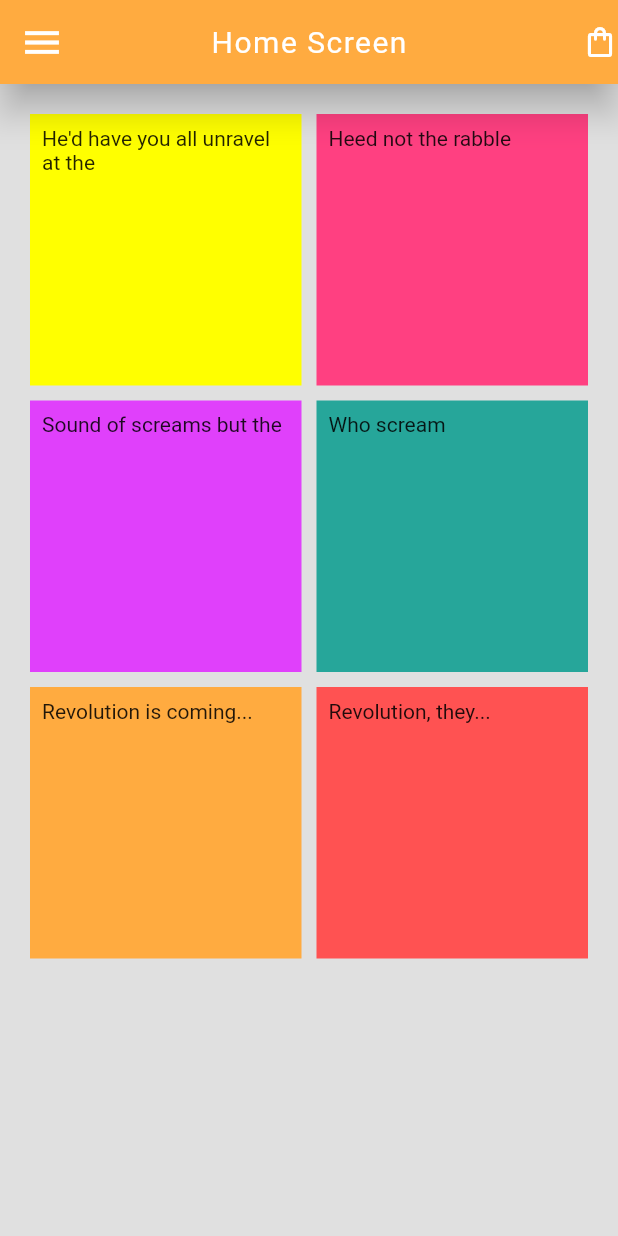
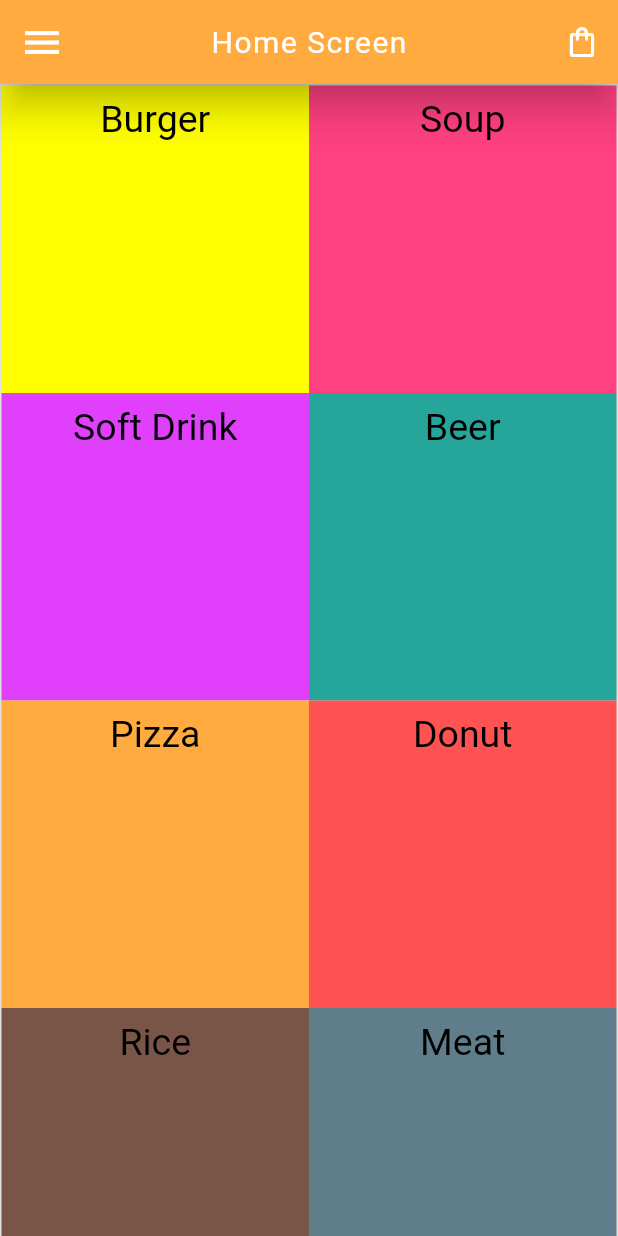
Before and after one commit to Kenennacc/Flutter-App, a Flutter app: the screen it shows after launch, on a phone screen of 412 x 824 dp. Run offline on Flutter 3.47's test engine with Material 2 defaults, Android fonts, the phone set to English and light mode, and no system bars.

Commit message:
grid added

```diff
--- a/lib/home.dart
+++ b/lib/home.dart
@@ -21,7 +21,10 @@ class _HomeScreenState extends State<HomeScreen> {
           elevation: 10,
           backgroundColor: Colors.orangeAccent,
           centerTitle: true,
-          actions: [Icon(Icons.shopping_bag_outlined)],
+          actions: [
+            IconButton(
+                onPressed: () {}, icon: Icon(Icons.shopping_bag_outlined)),
+          ],
           title: const Text(
             "Home Screen",
             style: TextStyle(
@@ -33,40 +36,66 @@ class _HomeScreenState extends State<HomeScreen> {
         ),
         body: GridView.count(
           primary: false,
-          padding: const EdgeInsets.all(20),
-          crossAxisSpacing: 10,
-          mainAxisSpacing: 10,
+          padding: const EdgeInsets.all(1),
+          /*crossAxisSpacing: 10,
+          mainAxisSpacing: 10,*/
           crossAxisCount: 2,
           children: <Widget>[
             Container(
               padding: const EdgeInsets.all(8),
-              child: const Text("He'd have you all unravel at the"),
+              child: Text("Burger",
+                  style: TextStyle(fontSize: 25, color: Colors.black),
+                  textAlign: TextAlign.center),
               color: Colors.yellowAccent,
             ),
             Container(
               padding: const EdgeInsets.all(8),
-              child: const Text('Heed not the rabble'),
+              child: const Text('Soup',
+                  style: TextStyle(fontSize: 25, color: Colors.black),
+                  textAlign: TextAlign.center),
               color: Colors.pinkAccent,
             ),
             Container(
               padding: const EdgeInsets.all(8),
-              child: const Text('Sound of screams but the'),
+              child: const Text('Soft Drink',
+                  style: TextStyle(fontSize: 25, color: Colors.black),
+                  textAlign: TextAlign.center),
               color: Colors.purpleAccent,
             ),
             Container(
               padding: const EdgeInsets.all(8),
-              child: const Text('Who scream'),
+              child: const Text('Beer',
+                  style: TextStyle(fontSize: 25, color: Colors.black),
+                  textAlign: TextAlign.center),
               color: Colors.teal[400],
             ),
             Container(
               padding: const EdgeInsets.all(8),
-              child: const Text('Revolution is coming...'),
+              child: const Text('Pizza',
+                  style: TextStyle(fontSize: 25, color: Colors.black),
+                  textAlign: TextAlign.center),
               color: Colors.orangeAccent,
             ),
             Container(
               padding: const EdgeInsets.all(8),
-              child: const Text('Revolution, they...'),
+              child: const Text('Donut',
+                  style: TextStyle(fontSize: 25, color: Colors.black),
+                  textAlign: TextAlign.center),
               color: Colors.redAccent,
+            ),
+            Container(
+              padding: const EdgeInsets.all(8),
+              child: const Text('Rice',
+                  style: TextStyle(fontSize: 25, color: Colors.black),
+                  textAlign: TextAlign.center),
+              color: Colors.brown,
+            ),
+            Container(
+              padding: const EdgeInsets.all(8),
+              child: const Text('Meat',
+                  style: TextStyle(fontSize: 25, color: Colors.black),
+                  textAlign: TextAlign.center),
+              color: Colors.blueGrey,
             ),
           ],
         )
```
